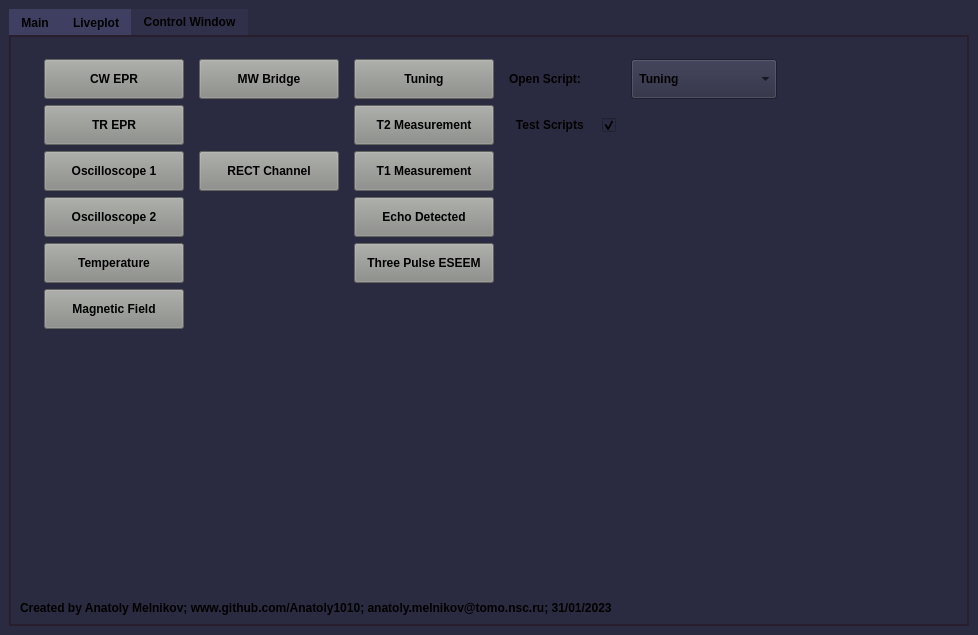
The window that atomize/main/gui/main_window.ui (Anatoly1010/Atomize_ITC) describes before a commit, drawn with Qt 5.
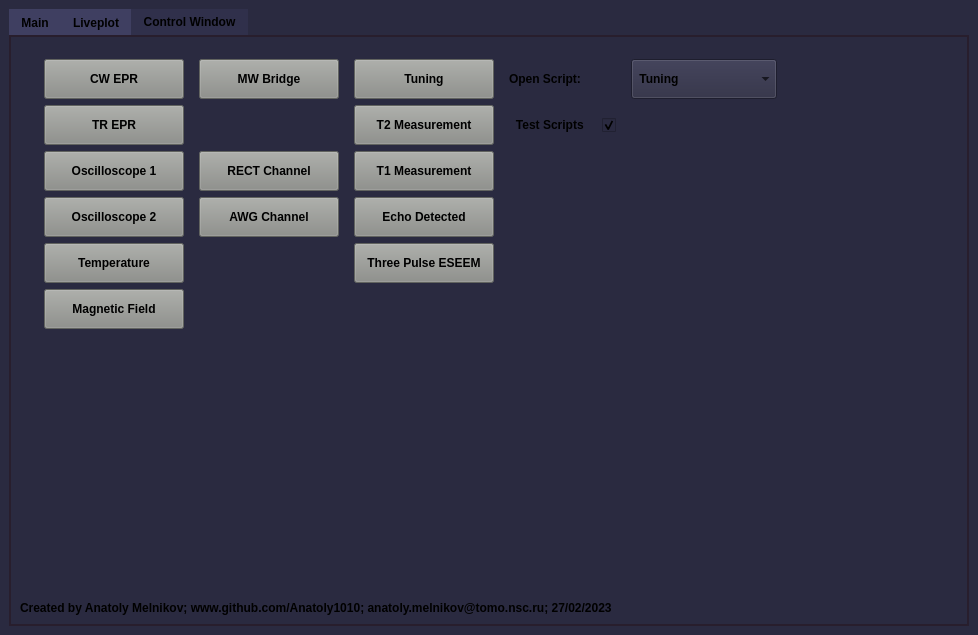
The same window after the commit. Custom widgets are drawn as their Qt base class.

```diff
--- a/atomize/main/gui/main_window.ui
+++ b/atomize/main/gui/main_window.ui
@@ -542,7 +542,7 @@
            </font>
           </property>
           <property name="text">
-           <string>Created by Anatoly Melnikov; www.github.com/Anatoly1010; anatoly.melnikov@tomo.nsc.ru; 31/01/2023</string>
+           <string>Created by Anatoly Melnikov; www.github.com/Anatoly1010; anatoly.melnikov@tomo.nsc.ru; 27/02/2023</string>
           </property>
          </widget>
         </item>
@@ -728,22 +728,6 @@
             </property>
            </widget>
           </item>
-          <item row="4" column="1">
-           <spacer name="horizontalSpacer_7">
-            <property name="orientation">
-             <enum>Qt::Horizontal</enum>
-            </property>
-            <property name="sizeType">
-             <enum>QSizePolicy::Fixed</enum>
-            </property>
-            <property name="sizeHint" stdset="0">
-             <size>
-              <width>140</width>
-              <height>20</height>
-             </size>
-            </property>
-           </spacer>
-          </item>
           <item row="1" column="0">
            <widget class="QPushButton" name="button_cw">
             <property name="minimumSize">
@@ -982,6 +966,44 @@
             </property>
            </widget>
           </item>
+          <item row="6" column="1">
+           <spacer name="horizontalSpacer_7">
+            <property name="orientation">
+             <enum>Qt::Horizontal</enum>
+            </property>
+            <property name="sizeType">
+             <enum>QSizePolicy::Fixed</enum>
+            </property>
+            <property name="sizeHint" stdset="0">
+             <size>
+              <width>140</width>
+              <height>20</height>
+             </size>
+            </property>
+           </spacer>
+          </item>
+          <item row="4" column="1">
+           <widget class="QPushButton" name="button_awg">
+            <property name="minimumSize">
+             <size>
+              <width>0</width>
+              <height>40</height>
+             </size>
+            </property>
+            <property name="font">
+             <font>
+              <weight>75</weight>
+              <bold>true</bold>
+             </font>
+            </property>
+            <property name="styleSheet">
+             <string notr="true">background-color: rgb(136, 138, 133);</string>
+            </property>
+            <property name="text">
+             <string>AWG Channel</string>
+            </property>
+           </widget>
+          </item>
          </layout>
         </item>
         <item row="1" column="0">
```
